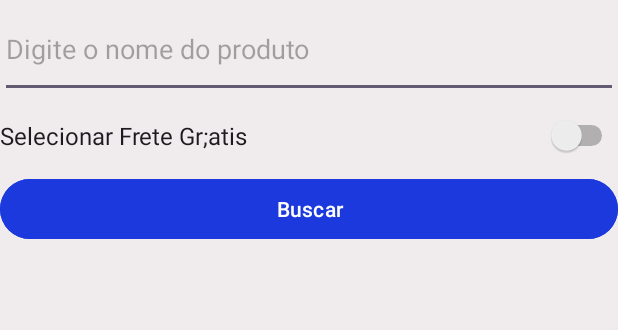
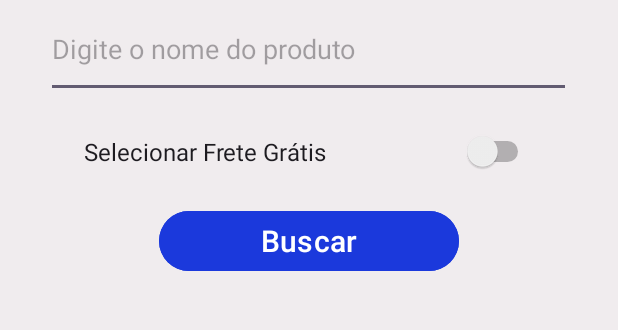
Before and after one commit to gripka/mercadolivre, an Android app: the screen it shows after launch (MainActivity), on a phone screen of 412 x 824 dp, the part 617-947 px from its top. Run offline under Robolectric (Android 15) with nearby library versions, the phone set to English and light mode, and no system bars.

Commit message:
inicial2

```diff
--- a/app/src/main/res/layout/activity_main.xml
+++ b/app/src/main/res/layout/activity_main.xml
@@ -6,17 +6,18 @@
     android:layout_width="match_parent"
     android:layout_height="match_parent"
     android:background="#D3EDEBEB"
-    android:clipToPadding="false"
     android:orientation="vertical"
-    android:padding="20dp"
-    android:paddingLeft="100dp"
-    android:paddingTop="100dp"
+    android:paddingLeft="30dp"
+    android:paddingRight="30dp"
+    android:paddingTop="30dp"
+    android:paddingBottom="30dp"
     tools:context=".MainActivity">
 
     <ImageView
         android:id="@+id/imageView4"
         android:layout_width="match_parent"
         android:layout_height="163dp"
+        android:contentDescription="@string/app_name"
         android:scaleType="fitCenter"
         app:srcCompat="@drawable/ml_logo"
         tools:srcCompat="@drawable/ml_logo" />
@@ -41,7 +42,8 @@
 
     <EditText
         android:id="@+id/editTextText"
-        android:layout_width="match_parent"
+        android:layout_width="350dp"
+        android:layout_gravity="center"
         android:layout_height="65dp"
         android:height="60dp"
         android:ems="10"
@@ -50,19 +52,23 @@
 
     <Switch
         android:id="@+id/switch1"
-        android:layout_width="match_parent"
-        android:layout_height="wrap_content"
+        android:layout_width="300dp"
+        android:layout_height="71dp"
+        android:layout_gravity="center"
         android:height="50dp"
-        android:text="Selecionar Frete Gr;atis"
+
+        android:text="Selecionar Frete Grátis"
         android:textSize="16sp" />
 
     <Button
         android:id="@+id/button4"
-        android:layout_width="match_parent"
-        android:layout_height="wrap_content"
+        android:layout_width="200dp"
+        android:layout_height="48dp"
+        android:layout_gravity="center"
         android:backgroundTint="#1B39DC"
         android:maxWidth="200dp"
         android:minWidth="88dp"
-        android:text="Buscar" />
+        android:text="Buscar"
+        android:textSize="20sp" />
 
 </LinearLayout>
```
